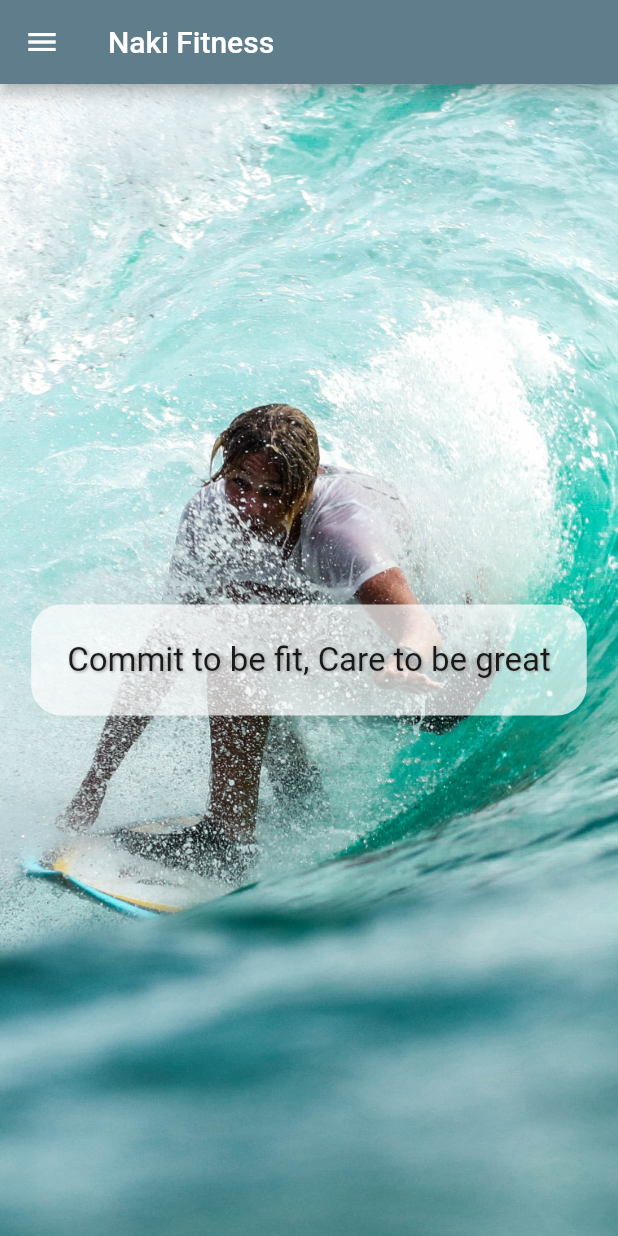
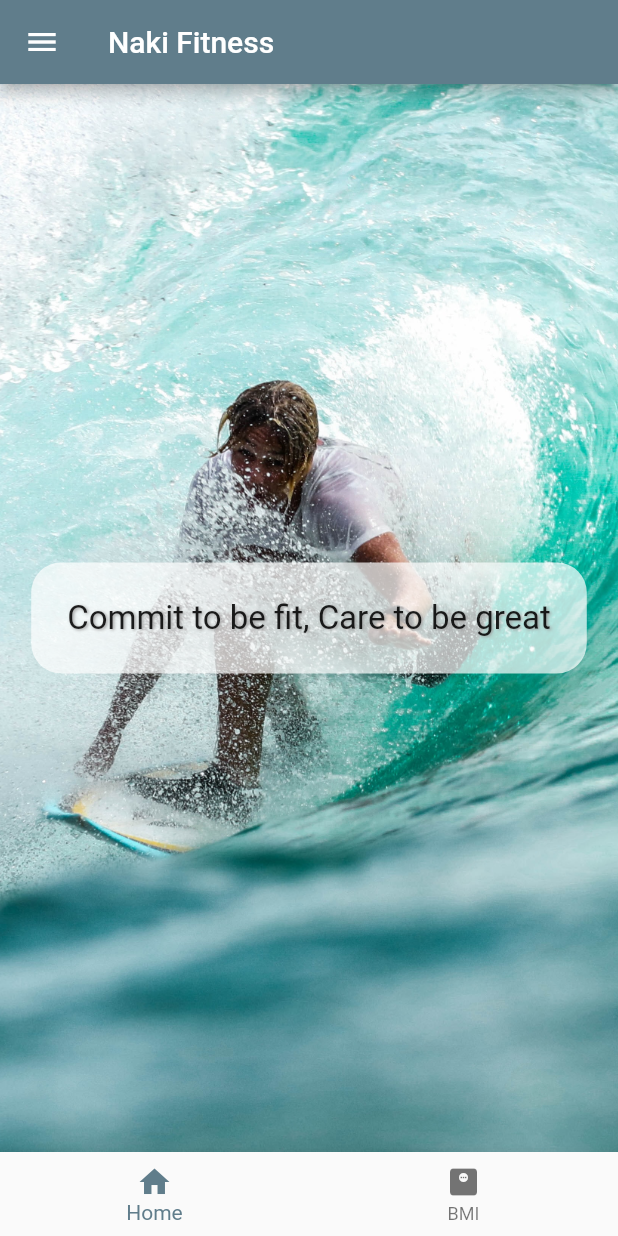
Before and after one commit to MillieNakiganda/FlutterSampleApp, a Flutter app: the screen it shows after launch, on a phone screen of 412 x 824 dp. Run offline on Flutter 3.47's test engine with Material 2 defaults, Android fonts, the phone set to English and light mode, and no system bars.

Commit message:
ch: setup bottom navigation and different route system

```diff
--- a/lib/main.dart
+++ b/lib/main.dart
@@ -1,4 +1,5 @@
 import 'package:flutter/material.dart';
+import 'package:flutter_sample/screens/bmi_screen.dart';
 import 'package:flutter_sample/screens/intro_screen.dart';
 
 void main() {
@@ -11,7 +12,12 @@ class MyApp extends StatelessWidget {
   @override
   Widget build(BuildContext context) {
     return MaterialApp(
-        theme: ThemeData(primarySwatch: Colors.blueGrey),
-        home: const IntroScreen());
+      theme: ThemeData(primarySwatch: Colors.blueGrey),
+      routes: {
+        '/': (context) => const IntroScreen(),
+        '/bmi': (context) => const BmiScreen()
+      },
+      initialRoute: '/',
+    );
   }
 }
--- a/lib/screens/intro_screen.dart
+++ b/lib/screens/intro_screen.dart
@@ -9,6 +9,23 @@ class IntroScreen extends StatelessWidget {
     return Scaffold(
       appBar: AppBar(title: const Text('Naki Fitness')),
       drawer: const MenuDrawer(),
+      bottomNavigationBar: BottomNavigationBar(
+          onTap: (int index) {
+            switch (index) {
+              case 0:
+                Navigator.pushNamed(context, '/');
+                break;
+              case 1:
+                Navigator.pushNamed(context, '/bmi');
+                break;
+              default:
+            }
+          },
+          items: const [
+            BottomNavigationBarItem(icon: Icon(Icons.home), label: 'Home'),
+            BottomNavigationBarItem(
+                icon: Icon(Icons.monitor_weight), label: 'BMI')
+          ]),
       body: Container(
           decoration: const BoxDecoration(
               image: DecorationImage(
```
